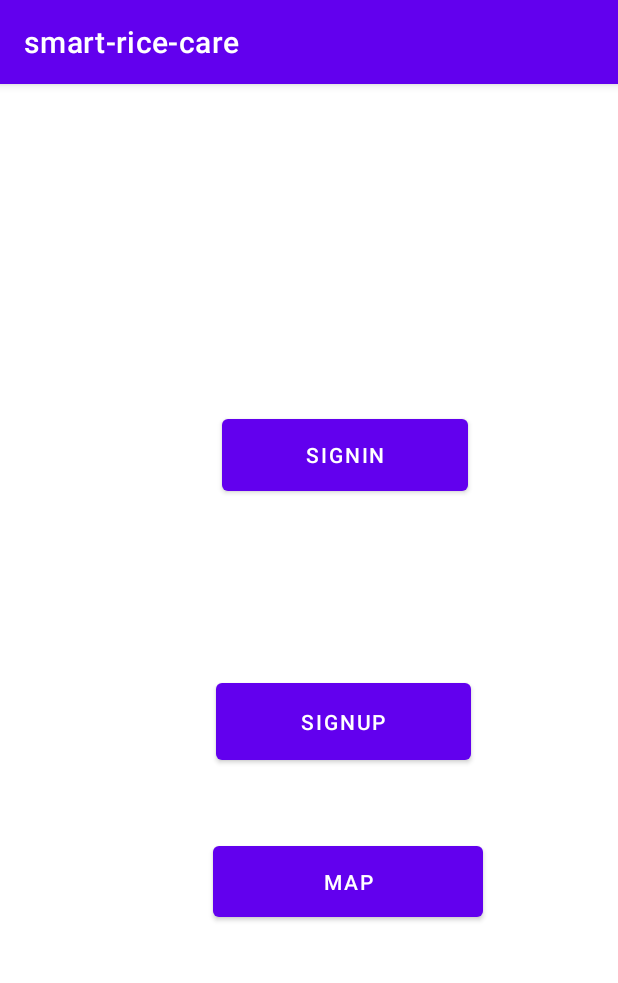
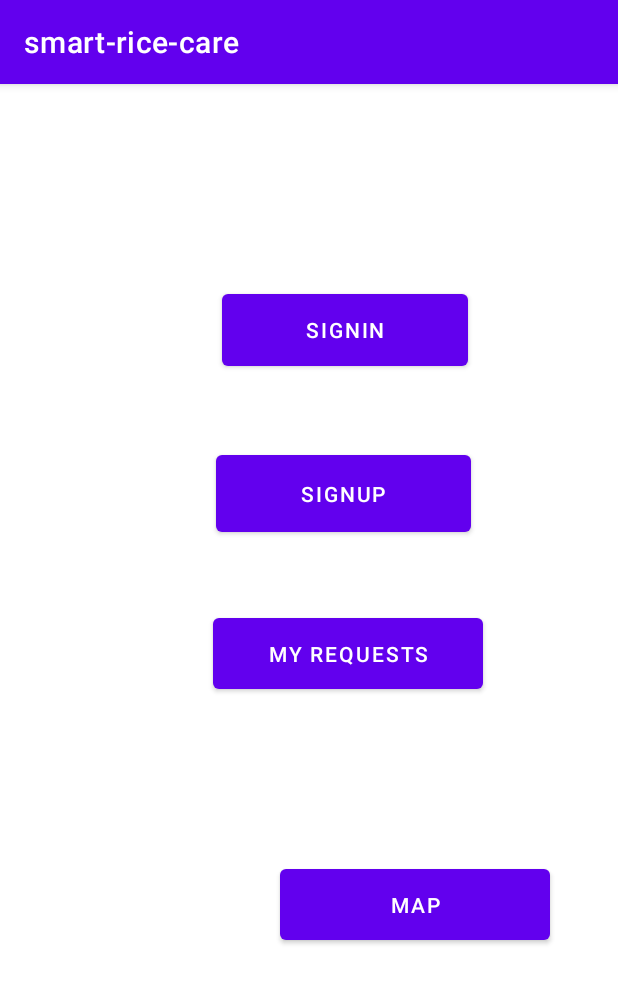
Before and after one commit to shayanmalinda/Effective-identification-of-Nitrogen-Fertilizer-demand-for-Paddy-Cultivation-using-UAVs, an Android app: the screen it shows after launch (HomeActivity), on a phone screen of 412 x 824 dp. Shown: the top 983 px of the screen. Run offline under Robolectric (Android 15) with nearby library versions, the phone set to English and light mode, and no system bars.

Commit message:
farmer requests UI

```diff
--- a/Android/app/src/main/AndroidManifest.xml
+++ b/Android/app/src/main/AndroidManifest.xml
@@ -11,6 +11,12 @@
         android:roundIcon="@mipmap/ic_launcher_round"
         android:supportsRtl="true"
         android:theme="@style/Theme.Smartricecare">
+        <activity
+            android:name=".ListTileActivity"
+            android:exported="false" />
+        <activity
+            android:name=".MyRequestsActivity"
+            android:exported="false" />
         <activity
             android:name=".Register2Activity"
             android:exported="false" />
--- a/Android/app/src/main/java/com/example/smart_rice_care/HomeActivity.java
+++ b/Android/app/src/main/java/com/example/smart_rice_care/HomeActivity.java
@@ -9,7 +9,7 @@ import android.widget.Button;
 
 public class HomeActivity extends AppCompatActivity {
 
-    Button btn_signin,btn_signup,btn_map;
+    Button btn_signin,btn_signup,btn_map,btn_myrequests;
 
     @Override
     protected void onCreate(Bundle savedInstanceState) {
@@ -18,6 +18,7 @@ public class HomeActivity extends AppCompatActivity {
         btn_signin=findViewById(R.id.button_signin);
         btn_signup=findViewById(R.id.button_signup);
         btn_map=findViewById(R.id.button_map);
+        btn_myrequests=findViewById(R.id.button_myrequests);
 
         btn_signup.setOnClickListener(
                 v -> {
@@ -32,5 +33,12 @@ public class HomeActivity extends AppCompatActivity {
                     startActivity(i);
                 }
         );
+
+        btn_myrequests.setOnClickListener(
+                v -> {
+                    Intent i = new Intent(HomeActivity.this,MyRequestsActivity.class);
+                    startActivity(i);
+                }
+        );
     }
 }
--- a/Android/app/src/main/res/layout/activity_home.xml
+++ b/Android/app/src/main/res/layout/activity_home.xml
@@ -12,10 +12,10 @@
         android:layout_height="60dp"
         android:layout_marginStart="147dp"
         android:layout_marginLeft="147dp"
-        android:layout_marginTop="218dp"
+        android:layout_marginTop="150dp"
         android:layout_marginEnd="100dp"
         android:layout_marginRight="100dp"
-        android:layout_marginBottom="58dp"
+        android:layout_marginBottom="20dp"
         android:text="SignIn"
         app:layout_constraintBottom_toTopOf="@+id/button_signup"
         app:layout_constraintEnd_toEndOf="parent"
@@ -28,16 +28,31 @@
         android:layout_height="63dp"
         android:layout_marginStart="143dp"
         android:layout_marginLeft="143dp"
-        android:layout_marginTop="58dp"
+        android:layout_marginTop="27dp"
         android:layout_marginEnd="98dp"
         android:layout_marginRight="98dp"
         android:layout_marginBottom="37dp"
         android:text="SignUp"
-        app:layout_constraintBottom_toTopOf="@+id/button_map"
+        app:layout_constraintBottom_toTopOf="@+id/button_myrequests"
         app:layout_constraintEnd_toEndOf="parent"
         app:layout_constraintStart_toStartOf="parent"
         app:layout_constraintTop_toBottomOf="@+id/button_signin" />
 
+    <Button
+        android:id="@+id/button_myrequests"
+        android:layout_width="180dp"
+        android:layout_height="59dp"
+        android:layout_marginStart="141dp"
+        android:layout_marginLeft="141dp"
+        android:layout_marginTop="8dp"
+        android:layout_marginEnd="90dp"
+        android:layout_marginRight="90dp"
+        android:layout_marginBottom="100dp"
+        android:text="My Requests"
+        app:layout_constraintTop_toBottomOf="@id/button_signup"
+        app:layout_constraintEnd_toEndOf="parent"
+        app:layout_constraintStart_toStartOf="parent"
+        app:layout_constraintBottom_toTopOf="@+id/button_map" />
     <Button
         android:id="@+id/button_map"
         android:layout_width="180dp"
@@ -45,12 +60,12 @@
         android:layout_marginStart="141dp"
         android:layout_marginLeft="141dp"
         android:layout_marginTop="8dp"
-        android:layout_marginEnd="90dp"
         android:layout_marginRight="90dp"
         android:layout_marginBottom="207dp"
         android:text="Map"
         app:layout_constraintBottom_toBottomOf="parent"
         app:layout_constraintEnd_toEndOf="parent"
         app:layout_constraintStart_toStartOf="parent"
-        app:layout_constraintTop_toBottomOf="@+id/button_signup" />
+        app:layout_constraintTop_toBottomOf="@+id/button_myrequests" />
+
 </androidx.constraintlayout.widget.ConstraintLayout>
```
Also changed, not shown: Android/app/src/main/java/com/example/smart_rice_care/MyRequestsActivity.java (added, +26 -0 lines), Android/app/src/main/res/layout/activity_my_requests.xml (added, +33 -0 lines).
